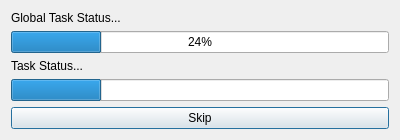
Qt form launcher/ui/dialogs/ProgressDialog.ui (FreesmTeam/FreesmLauncher) before a commit.
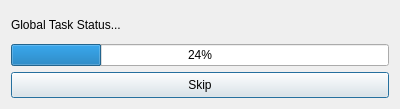
The same form after that commit.

Commit message: feat: better task tracking

Diff of the .ui file:
```diff
--- a/launcher/ui/dialogs/ProgressDialog.ui
+++ b/launcher/ui/dialogs/ProgressDialog.ui
@@ -2,6 +2,20 @@
 <ui version="4.0">
  <class>ProgressDialog</class>
  <widget class="QDialog" name="ProgressDialog">
+  <property name="geometry">
+   <rect>
+    <x>0</x>
+    <y>0</y>
+    <width>400</width>
+    <height>109</height>
+   </rect>
+  </property>
+  <property name="sizePolicy">
+   <sizepolicy hsizetype="MinimumExpanding" vsizetype="MinimumExpanding">
+    <horstretch>0</horstretch>
+    <verstretch>0</verstretch>
+   </sizepolicy>
+  </property>
   <property name="minimumSize">
    <size>
     <width>400</width>
@@ -18,6 +32,16 @@
    <string>Please wait...</string>
   </property>
   <layout class="QGridLayout" name="gridLayout">
+   <item row="2" column="0">
+    <widget class="QProgressBar" name="globalProgressBar">
+     <property name="enabled">
+      <bool>true</bool>
+     </property>
+     <property name="value">
+      <number>24</number>
+     </property>
+    </widget>
+   </item>
    <item row="4" column="0">
     <widget class="QPushButton" name="skipButton">
      <property name="sizePolicy">
@@ -31,46 +55,19 @@
      </property>
     </widget>
    </item>
-   <item row="0" column="0">
-    <widget class="QLabel" name="globalStatusLabel">
-     <property name="text">
-      <string>Global Task Status...</string>
-     </property>
-    </widget>
-   </item>
-   <item row="2" column="0">
-    <widget class="QLabel" name="statusLabel">
-     <property name="sizePolicy">
-      <sizepolicy hsizetype="Preferred" vsizetype="MinimumExpanding">
-       <horstretch>0</horstretch>
-       <verstretch>0</verstretch>
-      </sizepolicy>
-     </property>
-     <property name="text">
-      <string>Task Status...</string>
-     </property>
-     <property name="wordWrap">
-      <bool>true</bool>
-     </property>
-    </widget>
-   </item>
    <item row="3" column="0">
-    <widget class="QProgressBar" name="taskProgressBar">
-     <property name="value">
-      <number>24</number>
-     </property>
-     <property name="textVisible">
-      <bool>false</bool>
-     </property>
-    </widget>
+    <layout class="QVBoxLayout" name="taskProgressLayout"/>
    </item>
    <item row="1" column="0">
-    <widget class="QProgressBar" name="globalProgressBar">
-     <property name="enabled">
-      <bool>true</bool>
+    <widget class="QLabel" name="globalStatusLabel">
+     <property name="sizePolicy">
+      <sizepolicy hsizetype="Preferred" vsizetype="MinimumExpanding">
+       <horstretch>0</horstretch>
+       <verstretch>0</verstretch>
+      </sizepolicy>
      </property>
-     <property name="value">
-      <number>24</number>
+     <property name="text">
+      <string>Global Task Status...</string>
      </property>
     </widget>
    </item>
```
The commit also changes 14 other files.
